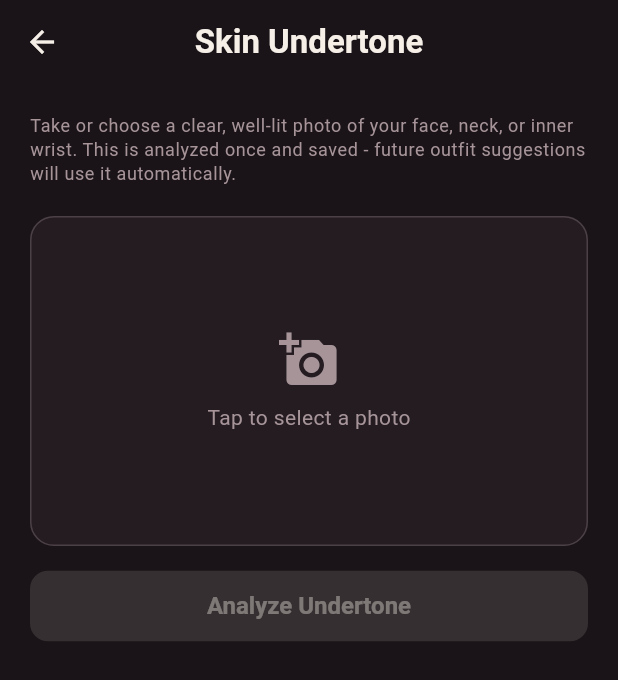
After one commit to Sandali-82/WardrobeIQ-App, a Flutter app: the ProfileScreen screen opened directly, after a tap on "Skin Undertone", on a phone screen of 412 x 824 dp. The commit adds this screen. Shown: the top 680 px of the screen. Run offline on Flutter 3.47's test engine with Material 3 defaults, Android fonts, the phone set to English and light mode, and no system bars; our stand-ins replace image_picker, shared_preferences, table_calendar; accounts and stored records are empty; network calls fail.

Commit message:
Add skin undertone detection feature

```diff
--- a/lib/screens/profile_screen.dart
+++ b/lib/screens/profile_screen.dart
@@ -3,6 +3,7 @@ import '../app_theme.dart';
 import '../services/api_service.dart';
 import 'face_shape_screen.dart';
 import 'body_shape_screen.dart';
+import 'undertone_screen.dart';
 import 'styling_guide_screen.dart';
 
 class ProfileScreen extends StatefulWidget {
@@ -15,23 +16,26 @@ class ProfileScreen extends StatefulWidget {
 class _ProfileScreenState extends State<ProfileScreen> {
   String? _faceShape;
   String? _bodyShape;
+  String? _undertone;
   bool _isLoading = true;
 
   @override
   void initState() {
     super.initState();
-    _loadSavedShapes();
+    _loadSavedFactors();
   }
 
-  Future<void> _loadSavedShapes() async {
+  Future<void> _loadSavedFactors() async {
     final results = await Future.wait([
       ApiService.getSavedFaceShape(),
       ApiService.getSavedBodyShape(),
+      ApiService.getSavedUndertone(),
     ]);
     if (!mounted) return;
     setState(() {
       _faceShape = results[0];
       _bodyShape = results[1];
+      _undertone = results[2];
       _isLoading = false;
     });
   }
@@ -40,14 +44,21 @@ class _ProfileScreenState extends State<ProfileScreen> {
     await Navigator.of(context).push(
       MaterialPageRoute(builder: (_) => const FaceShapeScreen()),
     );
-    _loadSavedShapes();
+    _loadSavedFactors();
   }
 
   Future<void> _openBodyShape() async {
     await Navigator.of(context).push(
       MaterialPageRoute(builder: (_) => const BodyShapeScreen()),
     );
-    _loadSavedShapes();
+    _loadSavedFactors();
+  }
+
+  Future<void> _openUndertone() async {
+    await Navigator.of(context).push(
+      MaterialPageRoute(builder: (_) => const UndertoneScreen()),
+    );
+    _loadSavedFactors();
   }
 
   void _openStylingGuide() {
@@ -77,6 +88,13 @@ class _ProfileScreenState extends State<ProfileScreen> {
                   title: 'Body Shape',
                   value: _bodyShape,
                   onTap: _openBodyShape,
+                ),
+                const SizedBox(height: 12),
+                _ProfileFactorTile(
+                  icon: Icons.palette,
+                  title: 'Skin Undertone',
+                  value: _undertone,
+                  onTap: _openUndertone,
                 ),
                 const SizedBox(height: 24),
                 Card(
--- /dev/null
+++ b/lib/screens/undertone_screen.dart
@@ -0,0 +1,198 @@
+import 'dart:convert';
+import 'dart:io';
+import 'package:flutter/material.dart';
+import 'package:image_picker/image_picker.dart';
+import '../app_theme.dart';
+import '../services/api_service.dart';
+
+class UndertoneScreen extends StatefulWidget {
+  const UndertoneScreen({super.key});
+
+  @override
+  State<UndertoneScreen> createState() => _UndertoneScreenState();
+}
+
+class _UndertoneScreenState extends State<UndertoneScreen> {
+  final _picker = ImagePicker();
+
+  File? _selectedImage;
+  bool _isAnalyzing = false;
+  String? _errorMessage;
+  String? _resultUndertone;
+  String? _resultExplanation;
+
+  Future<void> _pickImage(ImageSource source) async {
+    final picked = await _picker.pickImage(
+      source: source,
+      maxWidth: 1024, // downscale before base64-encoding - keeps the request small
+      imageQuality: 85,
+    );
+    if (picked == null) return;
+
+    setState(() {
+      _selectedImage = File(picked.path);
+      _resultUndertone = null;
+      _resultExplanation = null;
+      _errorMessage = null;
+    });
+  }
+
+  void _showSourcePicker() {
+    showModalBottomSheet(
+      context: context,
+      backgroundColor: AppColors.surface,
+      shape: const RoundedRectangleBorder(
+        borderRadius: BorderRadius.vertical(top: Radius.circular(20)),
+      ),
+      builder: (context) => SafeArea(
+        child: Column(
+          mainAxisSize: MainAxisSize.min,
+          children: [
+            ListTile(
+              leading: const Icon(Icons.camera_alt, color: AppColors.primary),
+              title: const Text('Take a photo'),
+              onTap: () {
+                Navigator.pop(context);
+                _pickImage(ImageSource.camera);
+              },
+            ),
+            ListTile(
+              leading: const Icon(Icons.photo_library, color: AppColors.primary),
+              title: const Text('Choose from gallery'),
+              onTap: () {
+                Navigator.pop(context);
+                _pickImage(ImageSource.gallery);
+              },
+            ),
+          ],
+        ),
+      ),
+    );
+  }
+
+  Future<void> _analyze() async {
+    if (_selectedImage == null) return;
+
+    setState(() {
+      _isAnalyzing = true;
+      _errorMessage = null;
+    });
+
+    try {
+      final bytes = await _selectedImage!.readAsBytes();
+      final base64Image = base64Encode(bytes);
+      final mimeType = _selectedImage!.path.toLowerCase().endsWith('.png')
+          ? 'image/png'
+          : 'image/jpeg';
+
+      final result = await ApiService.analyzeUndertone(
+        imageBase64: base64Image,
+        mimeType: mimeType,
+      );
+
+      setState(() {
+        _resultUndertone = result.undertone;
+        _resultExplanation = result.explanation;
+      });
+    } catch (e) {
+      setState(() => _errorMessage = e.toString().replaceFirst('Exception: ', ''));
+    } finally {
+      if (mounted) setState(() => _isAnalyzing = false);
+    }
+  }
+
+  @override
+  Widget build(BuildContext context) {
+    return Scaffold(
+      appBar: AppBar(title: const Text('Skin Undertone')),
+      body: SingleChildScrollView(
+        padding: const EdgeInsets.all(20),
+        child: Column(
+          crossAxisAlignment: CrossAxisAlignment.stretch,
+          children: [
+            Text(
+              'Take or choose a clear, well-lit photo of your face, neck, or inner wrist. '
+              'This is analyzed once and saved - future outfit suggestions will use it automatically.',
+              style: Theme.of(context).textTheme.bodySmall?.copyWith(color: AppColors.textSecondary),
+            ),
+            const SizedBox(height: 20),
+
+            GestureDetector(
+              onTap: _showSourcePicker,
+              child: Container(
+                height: 220,
+                decoration: BoxDecoration(
+                  color: AppColors.surface,
+                  borderRadius: BorderRadius.circular(16),
+                  border: Border.all(color: AppColors.textSecondary.withValues(alpha: 0.3)),
+                ),
+                child: _selectedImage != null
+                    ? ClipRRect(
+                        borderRadius: BorderRadius.circular(16),
+                        child: Image.file(_selectedImage!, fit: BoxFit.cover, width: double.infinity),
+                      )
+                    : Column(
+                        mainAxisAlignment: MainAxisAlignment.center,
+                        children: [
+                          const Icon(Icons.add_a_photo, size: 40, color: AppColors.textSecondary),
+                          const SizedBox(height: 8),
+                          Text(
+                            'Tap to select a photo',
+                            style: Theme.of(context).textTheme.bodyMedium?.copyWith(color: AppColors.textSecondary),
+                          ),
+                        ],
+                      ),
+              ),
+            ),
+            const SizedBox(height: 16),
+
+            if (_errorMessage != null)
+              Padding(
+                padding: const EdgeInsets.only(bottom: 12),
+                child: Text(_errorMessage!, style: const TextStyle(color: AppColors.error, fontSize: 13)),
+              ),
+
+            ElevatedButton(
+              onPressed: _selectedImage == null || _isAnalyzing ? null : _analyze,
+              child: _isAnalyzing
+                  ? const SizedBox(
+                      height: 20, width: 20,
+                      child: CircularProgressIndicator(strokeWidth: 2, color: AppColors.background),
+                    )
+                  : const Text('Analyze Undertone'),
+            ),
+
+            if (_resultUndertone != null) ...[
+              const SizedBox(height: 28),
+              Container(
+                padding: const EdgeInsets.all(16),
+                decoration: BoxDecoration(
+                  color: AppColors.surface,
+                  borderRadius: BorderRadius.circular(16),
+                  border: Border.all(color: AppColors.aiHighlight.withValues(alpha: 0.4)),
+                ),
+                child: Column(
+                  crossAxisAlignment: CrossAxisAlignment.start,
+                  children: [
+                    Row(
+                      children: [
+                        const Icon(Icons.auto_awesome, color: AppColors.aiHighlight, size: 18),
+                        const SizedBox(width: 6),
+                        Text(
+                          _resultUndertone!.toUpperCase(),
+                          style: Theme.of(context).textTheme.titleLarge?.copyWith(color: AppColors.aiHighlight),
+                        ),
+                      ],
+                    ),
+                    const SizedBox(height: 8),
+                    Text(_resultExplanation!, style: Theme.of(context).textTheme.bodyMedium),
+                  ],
+                ),
+              ),
+            ],
+          ],
+        ),
+      ),
+    );
+  }
+}
--- a/lib/services/api_service.dart
+++ b/lib/services/api_service.dart
@@ -1,3 +1,4 @@
+import 'dart:async';
 import 'dart:convert';
 import 'dart:io';
 import 'package:http/http.dart' as http;
@@ -42,39 +43,73 @@ class ApiService {
     };
   }
 
+  // Wraps a request call so network-level failures (server unreachable,
+  // timeout, DNS failure) surface as one friendly message instead of a raw
+  // exception's toString() leaking into the UI.
+  static Future<T> _runSafely<T>(Future<T> Function() request) async {
+    try {
+      return await request();
+    } on TimeoutException {
+      throw Exception('The server took too long to respond. Please try again.');
+    } on SocketException {
+      throw Exception('Couldn\'t connect to the server. Check your connection and try again.');
+    } on HttpException {
+      throw Exception('Couldn\'t connect to the server. Check your connection and try again.');
+    } catch (e) {
+      // Already a clean Exception (from _handleResponse or elsewhere) -
+      // pass it through as-is; only wrap truly unexpected error types.
+      if (e is Exception) rethrow;
+      throw Exception('Something went wrong. Please try again.');
+    }
+  }
+
+  static dynamic _handleResponse(http.Response response) {
+    dynamic data;
+    try {
+      data = response.body.isNotEmpty ? jsonDecode(response.body) : null;
+    } catch (_) {
+      // Body wasn't valid JSON (e.g. a raw server error page) - don't leak
+      // that to the UI, just report a generic failure.
+      throw Exception('Something went wrong. Please try again.');
+    }
+
+    if (response.statusCode >= 200 && response.statusCode < 300) {
+      return data;
+    } else {
+      final message = data is Map ? (data['message'] ?? 'Request failed') : 'Request failed';
+      throw Exception(message);
+    }
+  }
+
   // ---------- Auth ----------
 
   static Future<Map<String, dynamic>> register(
-      String name, String email, String password) async {
+      String name, String email, String password) {
+    return _runSafely(() async {
       final client = _createClient();
       final response = await client.post(
         Uri.parse('$baseUrl/api/auth/register'),
         headers: {'Content-Type': 'application/json'},
         body: jsonEncode({'name': name, 'email': email, 'password': password}),
       );
-    final data = jsonDecode(response.body);
-    if (response.statusCode == 200) {
+      final data = _handleResponse(response);
       await _saveToken(data['token']);
       return data;
-    } else {
-      throw Exception(data['message'] ?? 'Registration failed');
-    }
+    });
   }
 
-  static Future<Map<String, dynamic>> login(String email, String password) async {
+  static Future<Map<String, dynamic>> login(String email, String password) {
+    return _runSafely(() async {
       final client = _createClient();
       final response = await client.post(
         Uri.parse('$baseUrl/api/auth/login'),
         headers: {'Content-Type': 'application/json'},
         body: jsonEncode({'email': email, 'password': password}),
       );
-    final data = jsonDecode(response.body);
-    if (response.statusCode == 200) {
+      final data = _handleResponse(response);
       await _saveToken(data['token']);
       return data;
-    } else {
-      throw Exception(data['message'] ?? 'Login failed');
-    }
+    });
   }
 
   static Future<bool> isLoggedIn() async {
@@ -84,16 +119,19 @@ class ApiService {
 
   // ---------- Generic authenticated request helpers ----------
 
-  static Future<dynamic> getAuthed(String path) async {
+  static Future<dynamic> getAuthed(String path) {
+    return _runSafely(() async {
       final client = _createClient();
       final response = await client.get(
         Uri.parse('$baseUrl$path'),
         headers: await _authHeaders(),
       );
       return _handleResponse(response);
+    });
   }
 
-  static Future<dynamic> postAuthed(String path, Map<String, dynamic> body) async {
+  static Future<dynamic> postAuthed(String path, Map<String, dynamic> body) {
+    return _runSafely(() async {
       final client = _createClient();
       final response = await client.post(
         Uri.parse('$baseUrl$path'),
@@ -101,25 +139,18 @@ class ApiService {
         body: jsonEncode(body),
       );
       return _handleResponse(response);
+    });
   }
 
-  static Future<dynamic> deleteAuthed(String path) async {
+  static Future<dynamic> deleteAuthed(String path) {
+    return _runSafely(() async {
       final client = _createClient();
       final response = await client.delete(
         Uri.parse('$baseUrl$path'),
         headers: await _authHeaders(),
       );
       return _handleResponse(response);
-  }
-
-  static dynamic _handleResponse(http.Response response) {
-    final data = response.body.isNotEmpty ? jsonDecode(response.body) : null;
-    if (response.statusCode >= 200 && response.statusCode < 300) {
-      return data;
-    } else {
-      final message = data is Map ? (data['message'] ?? 'Request failed') : 'Request failed';
-      throw Exception(message);
-    }
+    });
   }
 
   // ---------- Clothing items ----------
@@ -264,6 +295,28 @@ class ApiService {
     }
   }
 
+  // ---------- Skin undertone ----------
+
+  static Future<({String undertone, String explanation})> analyzeUndertone({
+    required String imageBase64,
+    required String mimeType,
+  }) async {
+    final data = await postAuthed('/api/profile/undertone', {
+      'imageBase64': imageBase64,
+      'mimeType': mimeType,
+    });
+    return (undertone: data['undertone'] as String, explanation: data['explanation'] as String);
+  }
+
+  static Future<String?> getSavedUndertone() async {
+    try {
+      final data = await getAuthed('/api/profile/undertone');
+      return data['skinUndertone'] as String?;
+    } catch (_) {
+      return null;
+    }
+  }
+
   // ---------- Styling guide ----------
 
   static Future<({
--- a/pubspec.yaml
+++ b/pubspec.yaml
@@ -37,6 +37,7 @@ dependencies:
   http: ^1.2.0
   shared_preferences: ^2.2.3
   table_calendar: ^3.1.2
+  image_picker: ^1.1.2
 
 dev_dependencies:
   flutter_test:
```
Also changed, not shown: pubspec.lock, 6 other files. Lines whose indentation alone changed are shown as unchanged.
